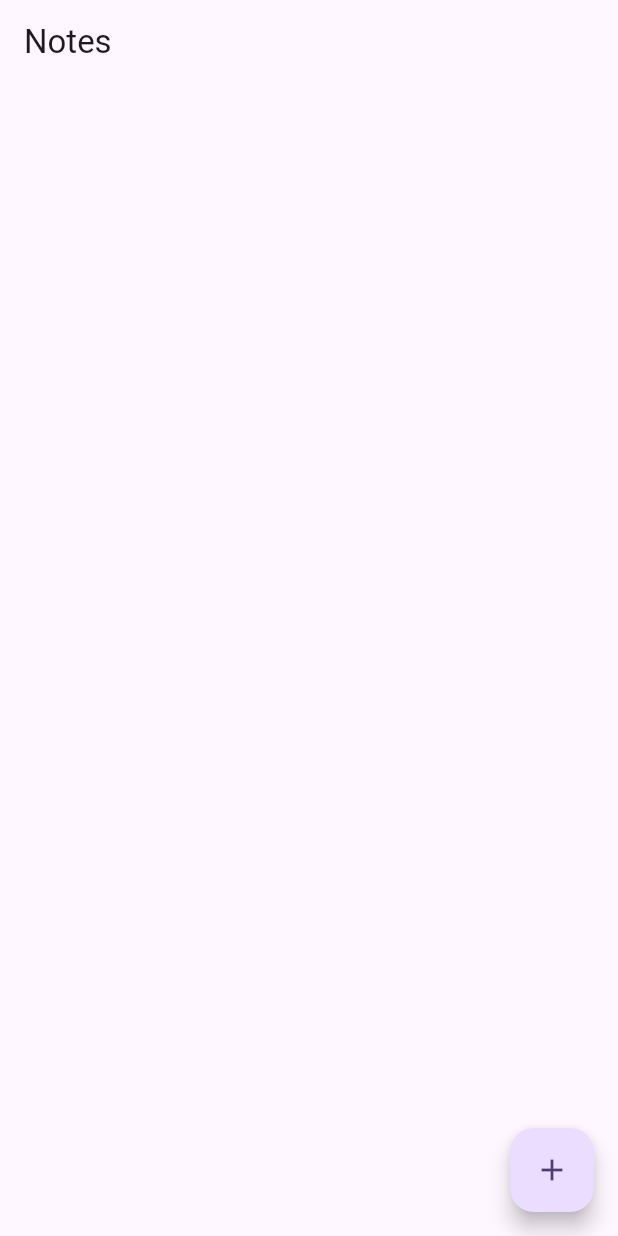
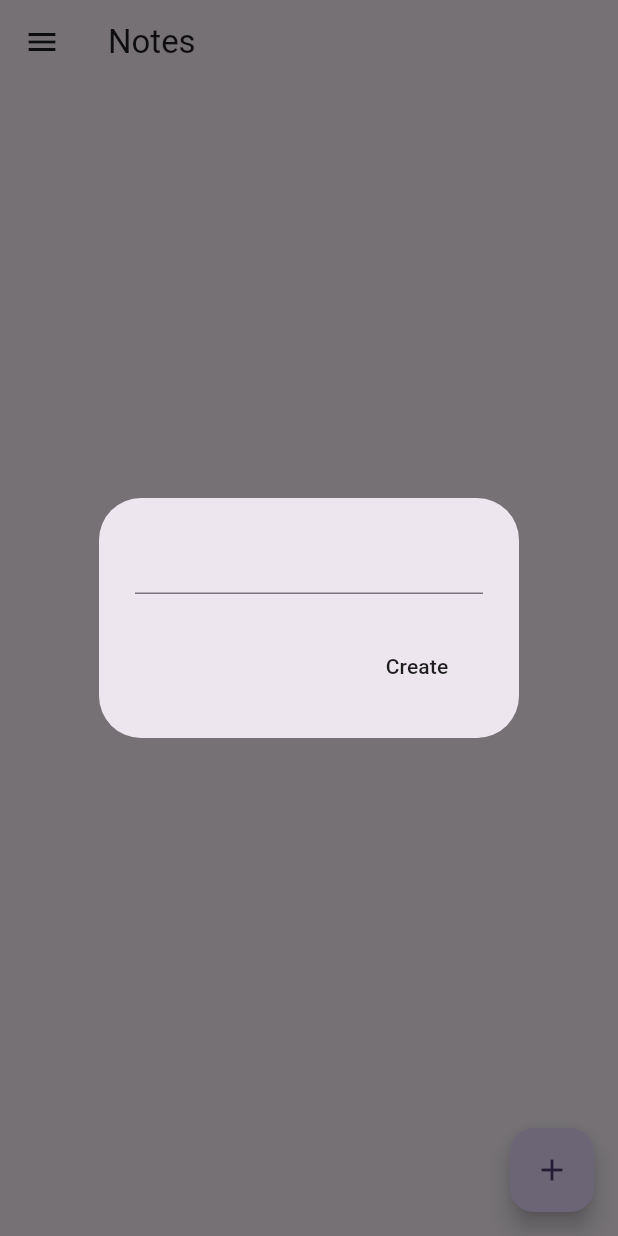
Before and after one commit to ARROKO/to-do-app-flutter, a Flutter app: the screen it shows after launch, after a tap on the "add" icon, on a phone screen of 412 x 824 dp. Run offline on Flutter 3.47's test engine with Material 3 defaults, Android fonts, the phone set to English and light mode, and no system bars; our stand-ins replace isar; accounts and stored records are empty; generated files the repository leaves out were written again.

Commit message:
page d'acceuil note_page achevée debut de la fonctionnaliter dark and light mode

```diff
--- /dev/null
+++ b/lib/constant/theme.dart
@@ -0,0 +1,5 @@
+import 'package:flutter/material.dart';
+
+ThemeData lightMode = ThemeData();
+
+ThemeData darkMode = ThemeData();
--- a/lib/main.dart
+++ b/lib/main.dart
@@ -23,6 +23,7 @@ class MyApp extends StatelessWidget {
   @override
   Widget build(BuildContext context) {
     return MaterialApp(
+      debugShowCheckedModeBanner: false,
       title: 'Flutter Demo',
       theme: ThemeData(
         colorScheme: ColorScheme.fromSeed(seedColor: Colors.deepPurple),
--- a/lib/models/note.dart
+++ b/lib/models/note.dart
@@ -4,6 +4,7 @@ part 'note.g.dart';
 
 @collection
 class Note {
-  Id id = Isar.autoIncrement;
+  Id id = Isar.autoIncrement; // you can also use id = null to auto increment
+
   late String text;
 }
--- a/lib/models/note_database.dart
+++ b/lib/models/note_database.dart
@@ -9,7 +9,7 @@ class NoteDatabase extends ChangeNotifier {
   // I N I T I A L I Z E - D A T A B A S E
   static Future<void> initialize() async {
     final dir = await getApplicationDocumentsDirectory();
-    await Isar.open(
+    isar = await Isar.open(
       [NoteSchema],
       directory: dir.path,
     );
--- a/lib/pages/notes_pages.dart
+++ b/lib/pages/notes_pages.dart
@@ -1,4 +1,8 @@
 import 'package:flutter/material.dart';
+import 'package:note/models/note_database.dart';
+import 'package:provider/provider.dart';
+
+import '../models/note.dart';
 
 class NotePages extends StatefulWidget {
   const NotePages({super.key});
@@ -8,13 +12,110 @@ class NotePages extends StatefulWidget {
 }
 
 class _NotePagesState extends State<NotePages> {
+  //tet controller to access what the user typed
+  final textController = TextEditingController();
+
+  @override
+  void initState() {
+    super.initState();
+    readNotes();
+  }
+
+  // create a note
+  void createNote() {
+    showDialog(
+      context: context,
+      builder: ((context) => AlertDialog(
+            content: TextField(
+              controller: textController,
+            ),
+            actions: [
+              MaterialButton(
+                onPressed: () {
+                  // add to db
+                  context.read<NoteDatabase>().addNote(textController.text);
+                  Navigator.pop(context);
+                },
+                child: const Text("Create"),
+              ),
+            ],
+          )),
+    );
+  }
+
+  // read notes
+  void readNotes() {
+    context.read<NoteDatabase>().fetchNotes();
+  }
+
+  // update a notes
+  void updateNote(Note note) {
+    textController.text = note.text;
+    showDialog(
+        context: context,
+        builder: (context) {
+          return AlertDialog(
+            title: const Text('Update Note'),
+            content: TextField(controller: textController),
+            actions: [
+              ElevatedButton(
+                onPressed: () {
+                  // add to db
+                  context
+                      .read<NoteDatabase>()
+                      .updateNotes(note.id, textController.text);
+                  Navigator.pop(context);
+                },
+                child: const Text("Update"),
+              ),
+            ],
+          );
+        });
+  }
+
+  // delete a note
+  void deleteNote(int id) {
+    context.read<NoteDatabase>().deleteNotes(id);
+  }
+
   @override
   Widget build(BuildContext context) {
+    // note database
+    final noteDatabase = context.watch<NoteDatabase>();
+
+    // current notes
+    List<Note> currentNotes = noteDatabase.currentNotes;
+
     return Scaffold(
       appBar: AppBar(
-        title: Text("Notes"),
+        title: const Text("Notes"),
       ),
-      floatingActionButton: FloatingActionButton(onPressed: (){}, child: const Icon(Icons.add),),
+      drawer: const Drawer(),
+      floatingActionButton: FloatingActionButton(
+        onPressed: createNote,
+        child: const Icon(Icons.add),
+      ),
+      body: ListView.builder(
+          itemCount: currentNotes.length,
+          itemBuilder: (context, index) {
+            final note = currentNotes[index];
+            return ListTile(
+              title: Text(note.text),
+              trailing: Row(
+                mainAxisSize: MainAxisSize.min,
+                children: [
+                  IconButton(
+                    onPressed: () => updateNote(note),
+                    icon: const Icon(Icons.edit),
+                  ),
+                  IconButton(
+                    onPressed: () => deleteNote(note.id),
+                    icon: const Icon(Icons.delete),
+                  ),
+                ],
+              ),
+            );
+          }),
     );
   }
 }
```
Also changed, not shown: lib/constant/colors.dart (added).
